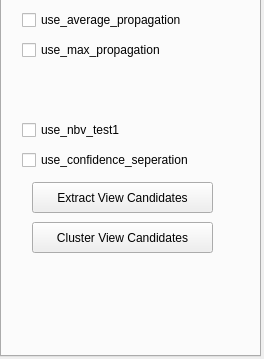
Old version of the form Point Cloud/UI/camera_para.ui in the repository sunwaylive/quality-driven-poisson-guided-autoscanning; both pictures show x 0 to 264 and y 345 to 704 of the 264 by 704 pixel window.
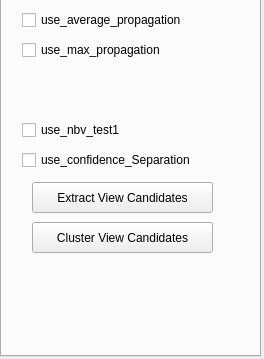
New version of the form.

Commit message:
*change "seperation" into "separation"
*fix the bug on extract and cluster view candidates

The edit to the form file:
```diff
--- a/Point Cloud/UI/camera_para.ui
+++ b/Point Cloud/UI/camera_para.ui
@@ -460,7 +460,7 @@
       </rect>
      </property>
      <property name="text">
-      <string>use_confidence_seperation</string>
+      <string>use_confidence_Separation</string>
      </property>
     </widget>
     <widget class="QDoubleSpinBox" name="max_ray_steps">
```
Left out of the diff: 2 changed lines with no effect on the pictures. The commit also changes 8 other files.
